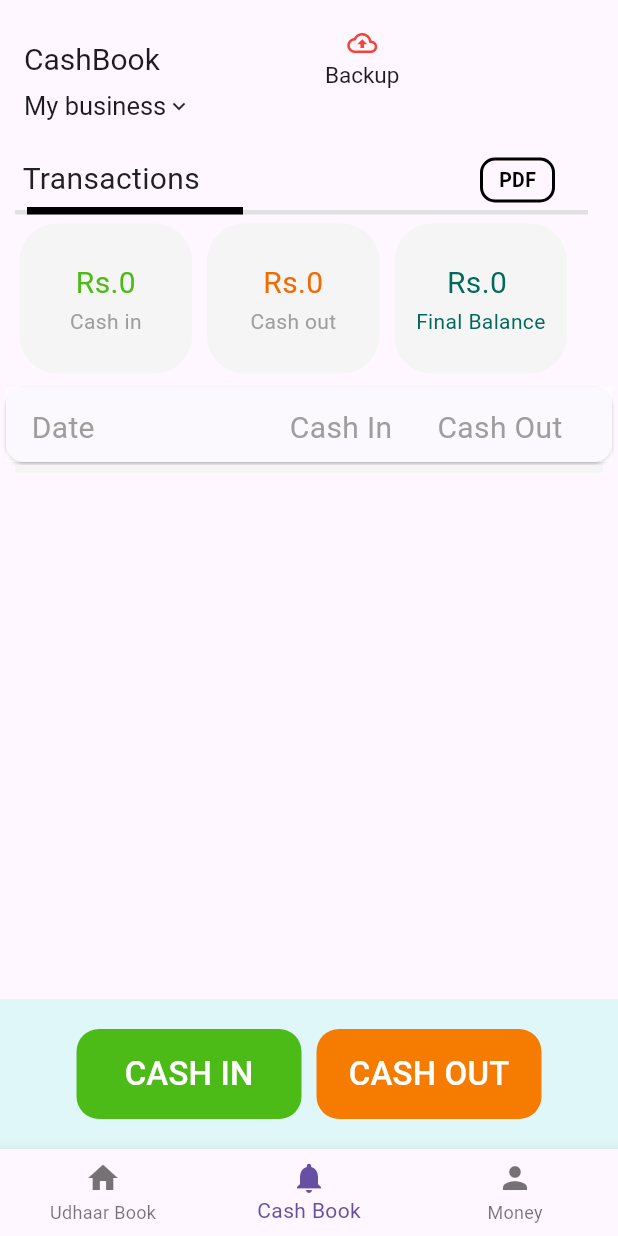
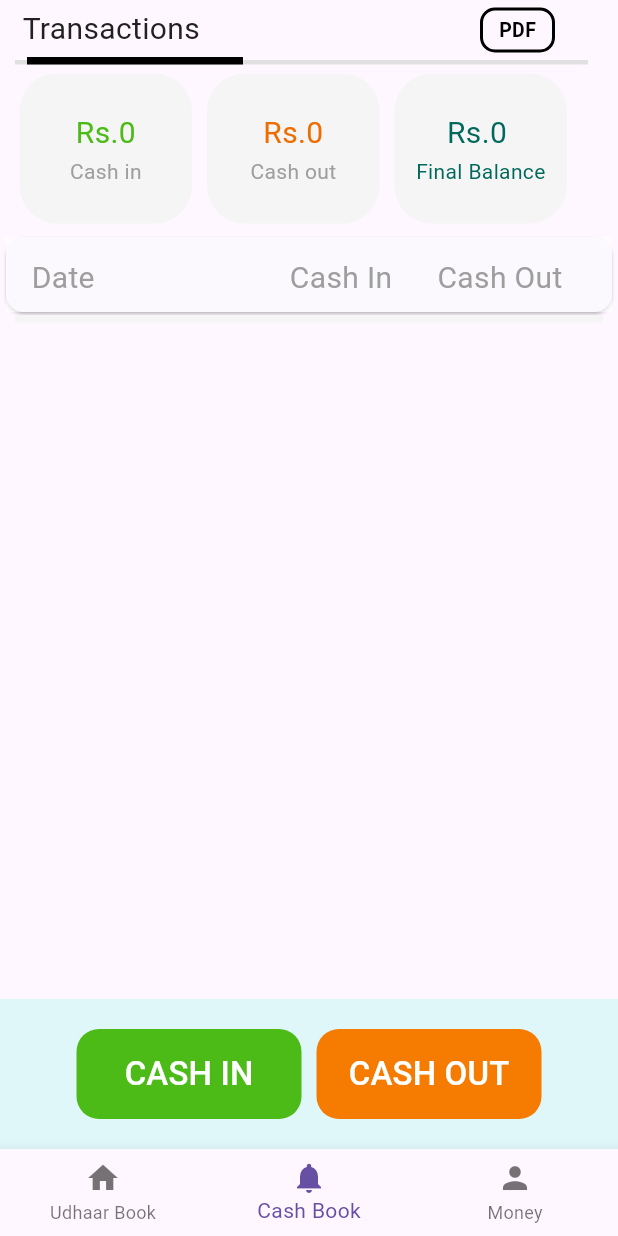
Before and after one commit to ifrahtahir20/ask_3, a Flutter app: the CashBookScreen screen opened directly, on a phone screen of 412 x 824 dp. Run offline on Flutter 3.47's test engine with Material 3 defaults, Android fonts, the phone set to English and light mode, and no system bars; our stand-ins replace hive, hive_flutter, pdf, printing, share_plus; missing offline and left inert: invoiceninja; accounts and stored records are empty.

Commit message:
Icon change

```diff
--- a/lib/CashBook/AfterAmount.dart
+++ b/lib/CashBook/AfterAmount.dart
@@ -1,12 +1,11 @@
 import 'package:cashinout/Customer/loginscreen.dart';
 import 'package:cashinout/CashBook/update.dart';
-import 'package:cashinout/changenotifier.dart';
 import 'package:flutter/material.dart';
 import 'package:hive_flutter/hive_flutter.dart';
 import 'package:intl/intl.dart';
-import 'package:provider/provider.dart';
+
 import 'Cashbook report.dart';
-import 'cashbook.dart';
+
 import 'AddAmount.dart';
 import '../HiveDatabase/data_box.dart';
 import '../HiveDatabase/data_record.dart';
@@ -45,72 +44,73 @@ class _CashBookScreenState extends State<CashBookScreen> {
   @override
   Widget build(BuildContext context) {
     return Scaffold(
-      appBar: AppBar(
-        toolbarHeight: 100,
-        automaticallyImplyLeading: false,
-        title: Consumer<CounterModel>(builder: (context, counterModel, child) {
-          return InkWell(
-            onTap: () {
-              // counterModel.addnew();
-            },
-            child: Column(
-              children: [
-                Column(
-                  children: [
-                    Row(
-                      children: [
-                        Row(
-                          children: [
-                            Text(
-                              'CashBook',
-                              style: TextStyle(fontSize: 20),
-                            ),
-                            SizedBox(
-                              width: 110,
-                            ),
-                            InkWell(
-                              onTap: () {},
-                              child: Column(
-                                children: [
-                                  Icon(
-                                    Icons.backup_outlined,
-                                    size: 20,
-                                    color: Colors.red,
-                                  ),
-                                  SizedBox(height: 2),
-                                  Text(
-                                    'Backup',
-                                    style: TextStyle(fontSize: 15),
-                                  ),
-                                ],
-                              ),
-                            ),
-                          ],
-                        ),
-                        SizedBox(
-                          width: 100,
-                        ),
-                      ],
-                    ),
-                    Row(
-                      children: [
-                        Text(
-                          "My business",
-                          style: TextStyle(fontSize: 17),
-                        ),
-                        Icon(
-                          Icons.keyboard_arrow_down,
-                          size: 17,
-                        ),
-                      ],
-                    )
-                  ],
-                ),
-              ],
-            ),
-          );
-        }),
-      ),
+      // appBar: AppBar(
+      //   toolbarHeight: 100,
+      //   automaticallyImplyLeading: false,
+      //   title:
+      //   Consumer<CounterModel>(builder: (context, counterModel, child) {
+      //     return InkWell(
+      //       onTap: () {
+      //         // counterModel.addnew();
+      //       },
+      //       child: Column(
+      //         children: [
+      //           Column(
+      //             children: [
+      //               Row(
+      //                 children: [
+      //                   Row(
+      //                     children: [
+      //                       Text(
+      //                         'CashBook',
+      //                         style: TextStyle(fontSize: 20),
+      //                       ),
+      //                       SizedBox(
+      //                         width: 110,
+      //                       ),
+      //                       InkWell(
+      //                         onTap: () {},
+      //                         child: Column(
+      //                           children: [
+      //                             Icon(
+      //                               Icons.backup_outlined,
+      //                               size: 20,
+      //                               color: Colors.red,
+      //                             ),
+      //                             SizedBox(height: 2),
+      //                             Text(
+      //                               'Backup',
+      //                               style: TextStyle(fontSize: 15),
+      //                             ),
+      //                           ],
+      //                         ),
+      //                       ),
+      //                     ],
+      //                   ),
+      //                   SizedBox(
+      //                     width: 100,
+      //                   ),
+      //                 ],
+      //               ),
+      //               Row(
+      //                 children: [
+      //                   Text(
+      //                     "My business",
+      //                     style: TextStyle(fontSize: 17),
+      //                   ),
+      //                   Icon(
+      //                     Icons.keyboard_arrow_down,
+      //                     size: 17,
+      //                   ),
+      //                 ],
+      //               )
+      //             ],
+      //           ),
+      //         ],
+      //       ),
+      //     );
+      //   }),
+      // ),
       body: Column(children: [
         Row(
           mainAxisAlignment: MainAxisAlignment.start,
--- a/lib/main.dart
+++ b/lib/main.dart
@@ -1,12 +1,11 @@
-import 'package:cashinout/CashBook/cashbook.dart';
 import 'package:cashinout/Customer/loginscreen.dart';
 import "package:flutter/material.dart";
+
 import 'package:provider/provider.dart';
-import 'CashBook/AfterAmount.dart';
 import 'Customer/afterrecord.dart';
 import 'HiveDatabase/data_box.dart';
 import 'HiveDatabase/data_record.dart';
-import 'changenotifier.dart';
+import 'ThemeProvider.dart';
 
 void main() async {
   WidgetsFlutterBinding.ensureInitialized();
--- a/pubspec.yaml
+++ b/pubspec.yaml
@@ -45,7 +45,7 @@ dependencies:
   share_plus: ^7.2.2
   printing: ^5.12.0
   provider: ^6.1.2
-
+flutter_colorpicker: ^1.0.3
 
 dev_dependencies:
   flutter_test:
```
Also changed, not shown: lib/ThemeProvider.dart (renamed from lib/changenotifier.dart), 5 other files.
